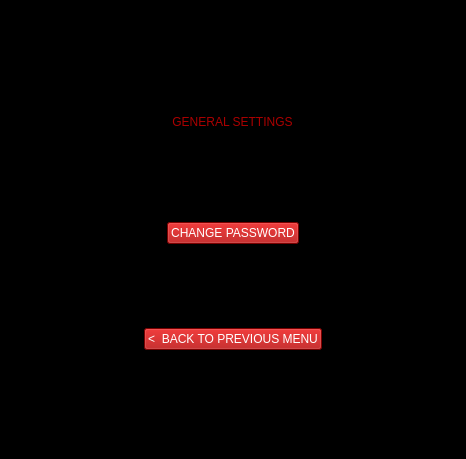
Before: the Qt Designer form ui/general-settings.ui in yashu2001/gym-manager, drawn with Qt 5.
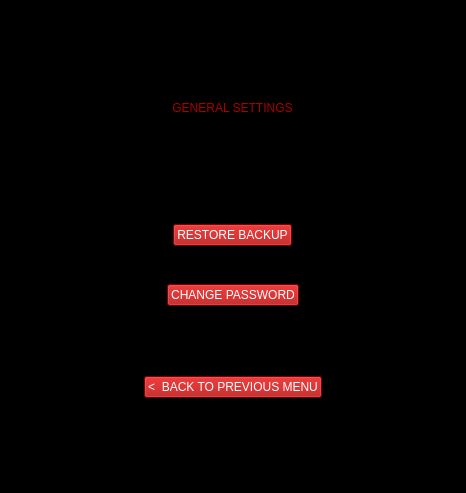
After: the same form once the commit is applied. Icons and pictures are not drawn.

Commit message: Added restore option

Patch:
```diff
--- a/ui/general-settings.ui
+++ b/ui/general-settings.ui
@@ -7,7 +7,7 @@
     <x>0</x>
     <y>0</y>
     <width>466</width>
-    <height>459</height>
+    <height>493</height>
    </rect>
   </property>
   <property name="windowTitle">
@@ -45,6 +45,18 @@
       </property>
      </widget>
     </item>
+    <item alignment="Qt::AlignHCenter|Qt::AlignVCenter">
+     <widget class="QPushButton" name="pushButton_3">
+      <property name="styleSheet">
+       <string notr="true">color: rgb(255, 255, 255);
+background-color: rgb(170, 0, 0);
+font: 75 10pt &quot;MS Shell Dlg 2&quot;;</string>
+      </property>
+      <property name="text">
+       <string>RESTORE BACKUP</string>
+      </property>
+     </widget>
+    </item>
     <item alignment="Qt::AlignHCenter|Qt::AlignTop">
      <widget class="QPushButton" name="pushButton">
       <property name="styleSheet">
```
The commit also changes 6 other files.
